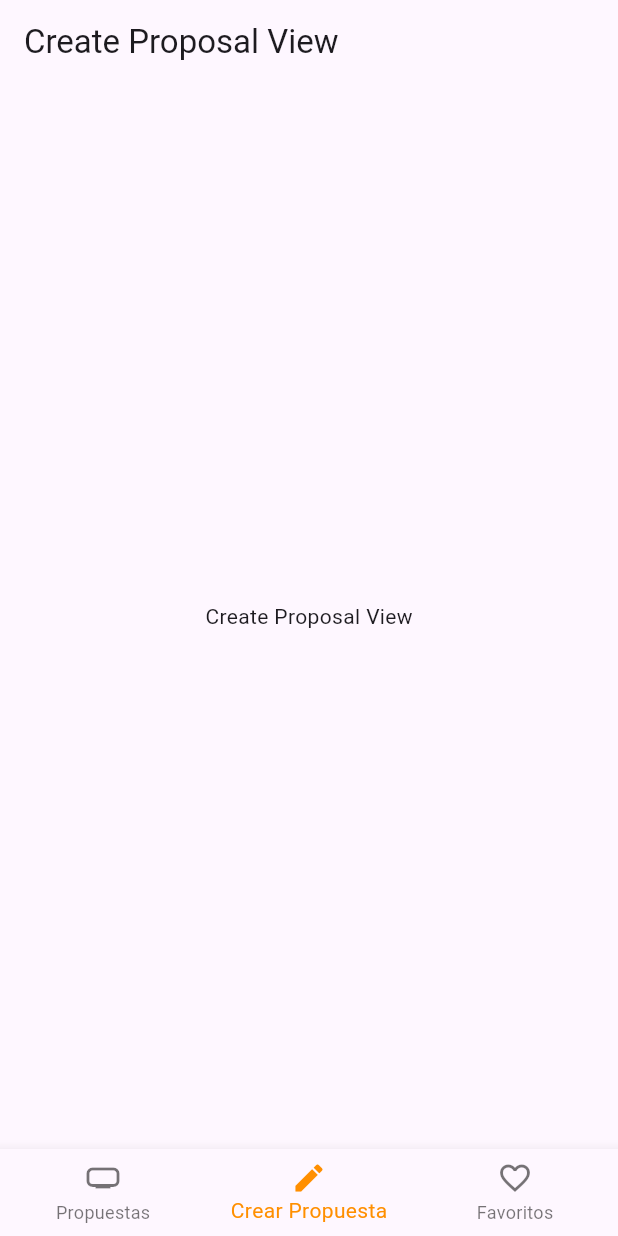
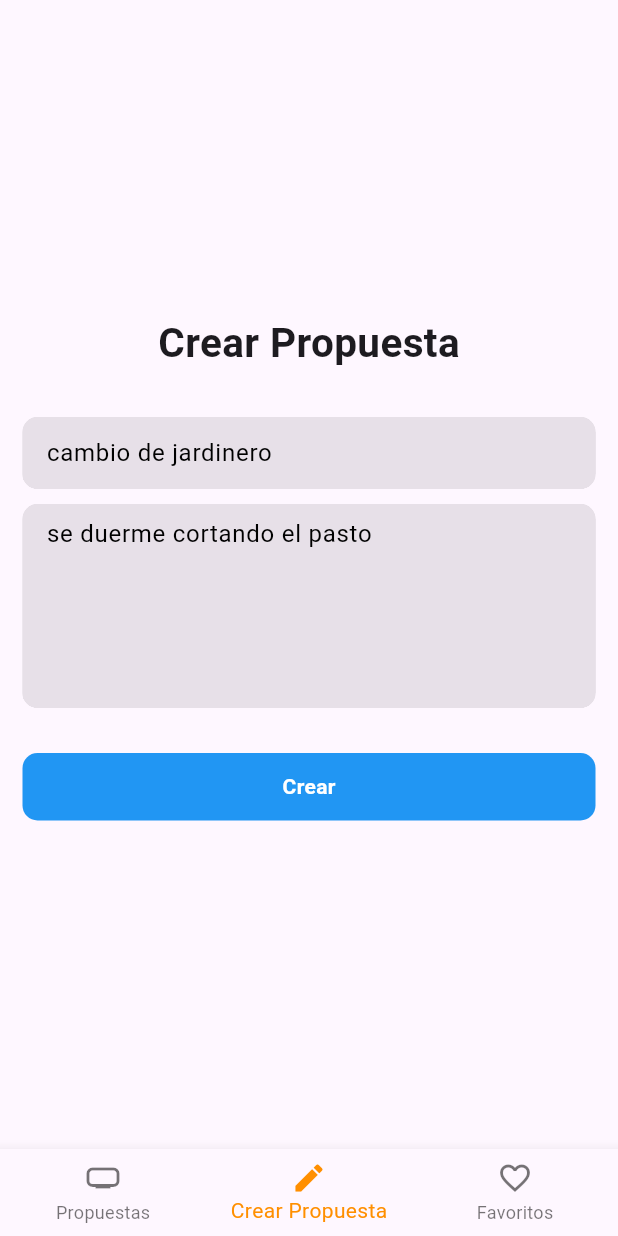
Before and after one commit to andrestejada/ucompensar-hibridas, a Flutter app: the CreateProposalView screen opened by its route, on a phone screen of 412 x 824 dp. Run offline on Flutter 3.47's test engine with Material 3 defaults, Android fonts, the phone set to English and light mode, and no system bars; our stand-ins replace cloud_firestore, firebase_auth, firebase_core, fluttertoast, go_router; accounts and stored records are empty.

```diff
--- a/lib/main.dart
+++ b/lib/main.dart
@@ -48,7 +48,7 @@ class MyApp extends StatelessWidget {
             GoRoute(
               path: '/proposals',
               builder: (context, state) {
-                return const ProposalsView();
+                return ProposalsView();
               },
             ),
           ])
--- a/lib/screen/login_screen.dart
+++ b/lib/screen/login_screen.dart
@@ -1,8 +1,6 @@
 import 'package:firebase_auth/firebase_auth.dart';
-import 'package:flutter/cupertino.dart';
 import 'package:flutter/material.dart';
 import 'package:go_router/go_router.dart'; // Asegúrate de importar go_router
-import 'package:font_awesome_flutter/font_awesome_flutter.dart';
 import 'package:residents_app/widgets/form_container_widget.dart';
 import 'package:residents_app/widgets/toast.dart';
 
--- a/lib/views/create_proposal_view.dart
+++ b/lib/views/create_proposal_view.dart
@@ -1,17 +1,123 @@
+import 'package:cloud_firestore/cloud_firestore.dart';
+import 'package:firebase_auth/firebase_auth.dart';
 import 'package:flutter/material.dart';
+import 'package:residents_app/widgets/form_container_widget.dart';
+import 'package:go_router/go_router.dart';
+import 'package:residents_app/widgets/toast.dart';
 
-class CreateProposalView extends StatelessWidget {
+class CreateProposalView extends StatefulWidget {
   const CreateProposalView({super.key});
+
+  @override
+  State<CreateProposalView> createState() => _CreateProposalViewState();
+}
+
+class _CreateProposalViewState extends State<CreateProposalView> {
+  bool _isLoading = false;
+  FirebaseFirestore db = FirebaseFirestore.instance;
+  TextEditingController _titleController =
+      TextEditingController(text: "cambio de jardinero");
+  TextEditingController _descriptionController =
+      TextEditingController(text: "se duerme cortando el pasto");
+
+  void _createProposal() async {
+    setState(() {
+      _isLoading = true;
+    });
+
+    //validate fields
+
+    User? user = FirebaseAuth.instance.currentUser;
+    final docRef = db.collection("users").doc(user?.uid);
+    final userInfo = await docRef.get();
+
+    if (!userInfo.exists) {
+      throw Exception("User document not found");
+    }
+    final usersProposal = <String, dynamic>{
+      "title": _titleController.text,
+      "description": _titleController.text,
+      "user": userInfo.data()
+    };
+
+    await db.collection("proposals").add(usersProposal);
+
+    setState(() {
+      _isLoading = false;
+    });
+
+    showToast(message: "La Propuesta se agrego correctamente");
+  }
 
   @override
   Widget build(BuildContext context) {
     return Scaffold(
-      appBar: AppBar(
-        title: const Text('Create Proposal View'),
-      ),
-      body: const Center(
-        child: Text('Create Proposal View'),
+      body: Center(
+        child: Padding(
+          padding: const EdgeInsets.symmetric(horizontal: 15),
+          child: Column(
+            mainAxisAlignment: MainAxisAlignment.center,
+            children: [
+              Text(
+                "Crear Propuesta",
+                style: TextStyle(fontSize: 27, fontWeight: FontWeight.bold),
+              ),
+              SizedBox(
+                height: 30,
+              ),
+              FormContainerWidget(
+                controller: _titleController,
+                hintText: "Titulo",
+                validator: (value) {
+                  if (value == null || value.isEmpty) {
+                    return 'Please enter some text';
+                  }
+                  return null;
+                },
+              ),
+              SizedBox(
+                height: 10,
+              ),
+              FormContainerWidget(
+                controller: _descriptionController,
+                hintText: "Descripción",
+                isTextArea: true,
+              ),
+              SizedBox(
+                height: 30,
+              ),
+              GestureDetector(
+                onTap: _createProposal,
+                child: Container(
+                  width: double.infinity,
+                  height: 45,
+                  decoration: BoxDecoration(
+                    color: Colors.blue,
+                    borderRadius: BorderRadius.circular(10),
+                  ),
+                  child: Center(
+                    child: _isLoading
+                        ? CircularProgressIndicator(
+                            color: Colors.white,
+                          )
+                        : Text(
+                            "Crear",
+                            style: TextStyle(
+                              color: Colors.white,
+                              fontWeight: FontWeight.bold,
+                            ),
+                          ),
+                  ),
+                ),
+              ),
+              SizedBox(
+                height: 10,
+              ),
+            ],
+          ),
+        ),
       ),
     );
+    ;
   }
 }
--- a/lib/widgets/form_container_widget.dart
+++ b/lib/widgets/form_container_widget.dart
@@ -11,9 +11,10 @@ class FormContainerWidget extends StatefulWidget {
   final FormFieldValidator<String>? validator;
   final ValueChanged<String>? onFieldSubmitted;
   final TextInputType? inputType;
+  final bool isTextArea;
 
-  const FormContainerWidget(
-      {super.key,
+  const FormContainerWidget({
+    super.key,
     this.controller,
     this.isPasswordField,
     this.fieldKey,
@@ -23,7 +24,9 @@ class FormContainerWidget extends StatefulWidget {
     this.onSaved,
     this.validator,
     this.onFieldSubmitted,
-      this.inputType});
+    this.inputType,
+    this.isTextArea = false,
+  });
 
   @override
   _FormContainerWidgetState createState() => new _FormContainerWidgetState();
@@ -50,24 +53,26 @@ class _FormContainerWidgetState extends State<FormContainerWidget> {
         onSaved: widget.onSaved,
         validator: widget.validator,
         onFieldSubmitted: widget.onFieldSubmitted,
+        maxLines: widget.isTextArea ? null : 1,
+        minLines: widget.isTextArea ? 5 : 1,
         decoration: InputDecoration(
           border: InputBorder.none,
           filled: true,
           hintText: widget.hintText,
           hintStyle: TextStyle(color: Colors.black45),
-          suffixIcon: GestureDetector(
+          suffixIcon: widget.isPasswordField == true
+              ? GestureDetector(
                   onTap: () {
                     setState(() {
                       _obscureText = !_obscureText;
                     });
                   },
-            child: widget.isPasswordField == true
-                ? Icon(
+                  child: Icon(
                     _obscureText ? Icons.visibility_off : Icons.visibility,
                     color: _obscureText == false ? Colors.blue : Colors.grey,
+                  ),
                 )
-                : Text(""),
-          ),
+              : null,
         ),
       ),
     );
```
Also changed, not shown: lib/views/proposals_view.dart (+36 -17 lines), lib/widgets/proposal_card.dart (+20 -10 lines). Lines whose indentation alone changed are shown as unchanged.
